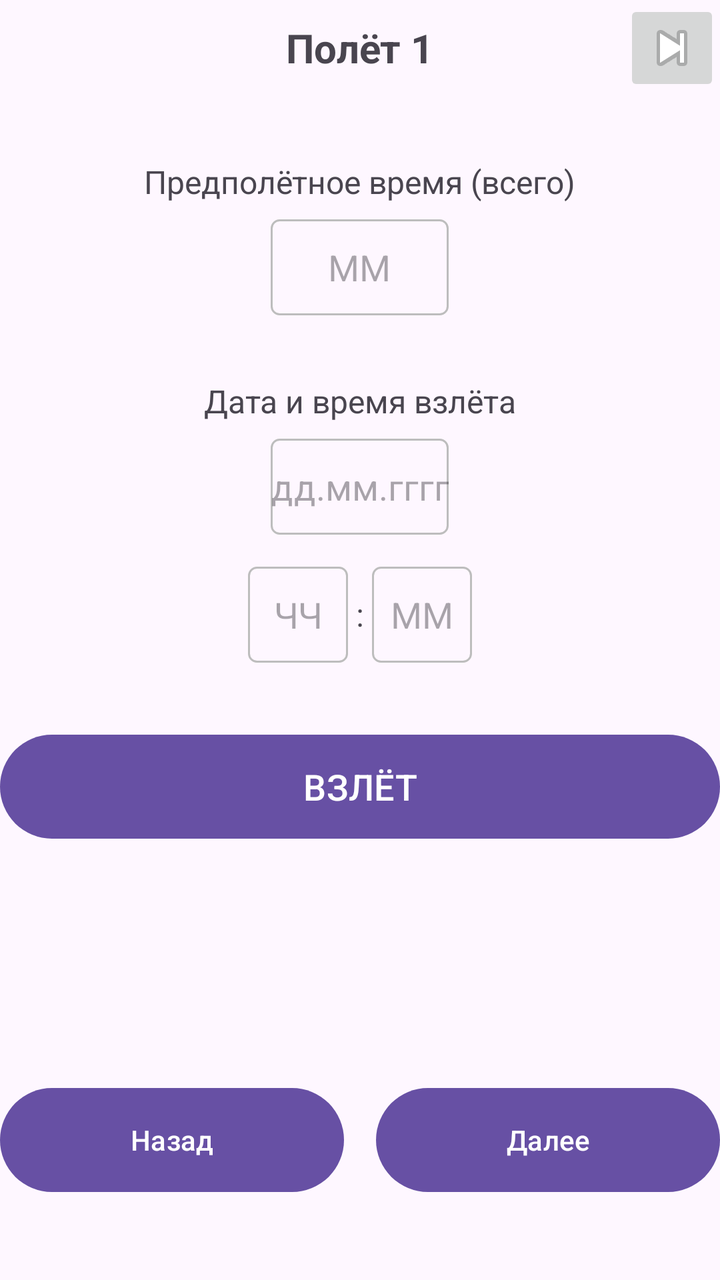
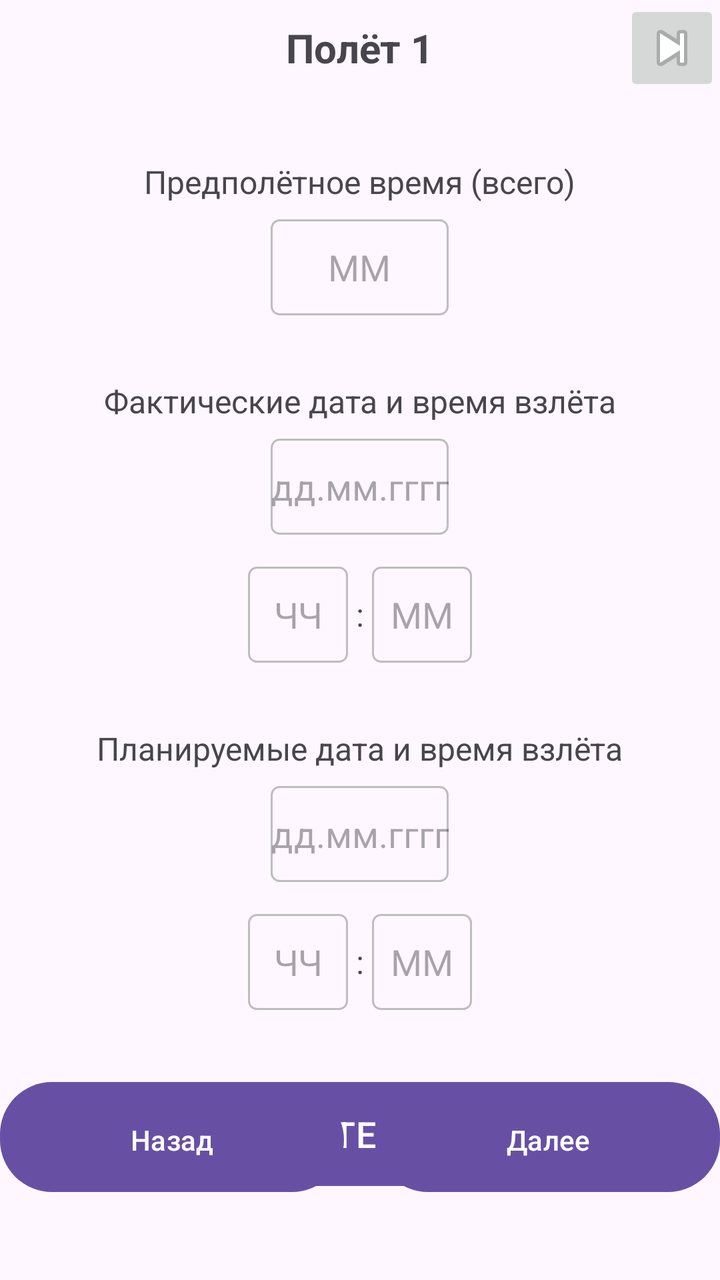

Before-and-after screenshots of an Android layout around one commit, followed by the original layout XML and the change that was made.
<!-- AndroidManifest.xml: application theme Theme.Flight_information_calculator -->
<!-- res/layout/activity_first.xml -->
<?xml version="1.0" encoding="utf-8"?>
<androidx.constraintlayout.widget.ConstraintLayout xmlns:android="http://schemas.android.com/apk/res/android"
    xmlns:app="http://schemas.android.com/apk/res-auto"
    xmlns:tools="http://schemas.android.com/tools"
    android:id="@+id/main"
    android:layout_width="match_parent"
    android:layout_height="match_parent"
    tools:context=".first">

    
    <RelativeLayout
        android:id="@+id/headerLayout"
        android:layout_width="0dp"
        android:layout_height="wrap_content"
        app:layout_constraintEnd_toEndOf="parent"
        app:layout_constraintStart_toStartOf="parent"
        app:layout_constraintTop_toTopOf="parent">

        <TextView
            android:id="@+id/flightTitle"
            android:layout_width="wrap_content"
            android:layout_height="wrap_content"
            android:layout_centerInParent="true"
            android:text="Полёт 1"
            android:textSize="20sp"
            android:textStyle="bold"/>

        <ImageButton
            android:id="@+id/btnForward"
            android:layout_width="48dp"
            android:layout_height="48dp"
            android:layout_alignParentEnd="true"
            android:src="@android:drawable/ic_media_next"
            android:contentDescription="Вперёд"/>
    </RelativeLayout>

    
    <LinearLayout
        android:id="@+id/preFlightTimeContainer"
        android:layout_width="0dp"
        android:layout_height="wrap_content"
        android:layout_marginTop="32dp"
        android:orientation="vertical"
        android:gravity="center_horizontal"
        app:layout_constraintEnd_toEndOf="parent"
        app:layout_constraintStart_toStartOf="parent"
        app:layout_constraintTop_toBottomOf="@id/headerLayout">

        <TextView
            android:layout_width="wrap_content"
            android:layout_height="wrap_content"
            android:layout_marginBottom="8dp"
            android:text="Предполётное время (всего)"
            android:textSize="16sp" />

        <LinearLayout
            android:layout_width="wrap_content"
            android:layout_height="wrap_content"
            android:orientation="horizontal"
            android:gravity="center">

            <EditText
                android:id="@+id/preFlightMinutes"
                android:layout_width="89dp"
                android:layout_height="48dp"
                android:background="@drawable/edit_text_border"
                android:gravity="center"
                android:hint="ММ"
                android:inputType="number"
                android:maxLength="2" />
        </LinearLayout>
    </LinearLayout>

    
    <LinearLayout
        android:id="@+id/takeoffDateTimeContainer"
        android:layout_width="0dp"
        android:layout_height="wrap_content"
        android:layout_marginTop="32dp"
        android:orientation="vertical"
        android:gravity="center_horizontal"
        app:layout_constraintEnd_toEndOf="parent"
        app:layout_constraintStart_toStartOf="parent"
        app:layout_constraintTop_toBottomOf="@id/preFlightTimeContainer">

        <TextView
            android:layout_width="wrap_content"
            android:layout_height="wrap_content"
            android:text="Дата и время взлёта"
            android:textSize="16sp"
            android:layout_marginBottom="8dp"/>

        
        <EditText
            android:id="@+id/takeoffDate"
            android:layout_width="wrap_content"
            android:layout_height="48dp"
            android:layout_marginBottom="16dp"
            android:hint="дд.мм.гггг"
            android:inputType="date"
            android:gravity="center"
            android:background="@drawable/edit_text_border"/>

        
        <LinearLayout
            android:layout_width="wrap_content"
            android:layout_height="wrap_content"
            android:orientation="horizontal"
            android:gravity="center">

            <EditText
                android:id="@+id/takeoffHours"
                android:layout_width="50dp"
                android:layout_height="48dp"
                android:hint="ЧЧ"
                android:inputType="number"
                android:maxLength="2"
                android:gravity="center"
                android:background="@drawable/edit_text_border"/>

            <TextView
                android:layout_width="wrap_content"
                android:layout_height="wrap_content"
                android:text=":"
                android:textSize="16sp"
                android:layout_marginHorizontal="4dp"/>

            <EditText
                android:id="@+id/takeoffMinutes"
                android:layout_width="50dp"
                android:layout_height="48dp"
                android:hint="ММ"
                android:inputType="number"
                android:maxLength="2"
                android:gravity="center"
                android:background="@drawable/edit_text_border"/>
        </LinearLayout>
    </LinearLayout>

    
    <Button
        android:id="@+id/btnTakeoff"
        android:layout_width="0dp"
        android:layout_height="60dp"
        android:layout_marginTop="32dp"
        android:text="ВЗЛЁТ"
        android:textAllCaps="false"
        android:textSize="18sp"
        app:layout_constraintEnd_toEndOf="parent"
        app:layout_constraintStart_toStartOf="parent"
        app:layout_constraintTop_toBottomOf="@id/takeoffDateTimeContainer"/>

    
    <LinearLayout
        android:id="@+id/bottomButtons"
        android:layout_width="0dp"
        android:layout_height="60dp"
        android:layout_marginBottom="40dp"
        android:orientation="horizontal"
        app:layout_constraintBottom_toBottomOf="parent"
        app:layout_constraintEnd_toEndOf="parent"
        app:layout_constraintStart_toStartOf="parent">

        <Button
            android:id="@+id/btnBackBottom"
            android:layout_width="0dp"
            android:layout_height="match_parent"
            android:layout_weight="1"
            android:layout_marginEnd="8dp"
            android:text="Назад"
            android:textAllCaps="false"/>

        <Button
            android:id="@+id/btnNext"
            android:layout_width="0dp"
            android:layout_height="match_parent"
            android:layout_weight="1"
            android:layout_marginStart="8dp"
            android:text="Далее"
            android:textAllCaps="false"/>
    </LinearLayout>

</androidx.constraintlayout.widget.ConstraintLayout>
<!-- resources referenced by this layout -->
<resources>
  <!-- drawable edit_text_border (drawable) -->
  <?xml version="1.0" encoding="utf-8"?>
  <shape xmlns:android="http://schemas.android.com/apk/res/android">
      <solid android:color="@android:color/transparent"/>
      <corners android:radius="4dp"/>
      <stroke android:width="1dp" android:color="#BDBDBD"/>
  </shape>
  <style name="Theme.Flight_information_calculator" parent="Base.Theme.Flight_information_calculator" />
  <style name="Base.Theme.Flight_information_calculator" parent="Theme.Material3.DayNight.NoActionBar">
          
          
      </style>
</resources>

<!-- the commit's change to res/layout/activity_first.xml (unified diff, before → after) -->
@@ -51,7 +51,7 @@
             android:layout_height="wrap_content"
             android:layout_marginBottom="8dp"
             android:text="Предполётное время (всего)"
-            android:textSize="16sp" />
+            android:textSize="16sp"/>
 
         <LinearLayout
             android:layout_width="wrap_content"
@@ -67,7 +67,7 @@
                 android:gravity="center"
                 android:hint="ММ"
                 android:inputType="number"
-                android:maxLength="2" />
+                android:maxLength="3"/>
         </LinearLayout>
     </LinearLayout>
 
@@ -86,7 +86,7 @@
         <TextView
             android:layout_width="wrap_content"
             android:layout_height="wrap_content"
-            android:text="Дата и время взлёта"
+            android:text="Фактические дата и время взлёта"
             android:textSize="16sp"
             android:layout_marginBottom="8dp"/>
 
@@ -138,17 +138,83 @@
     </LinearLayout>
 
     
+    <LinearLayout
+        android:id="@+id/plannedTakeoffDateTimeContainer"
+        android:layout_width="0dp"
+        android:layout_height="wrap_content"
+        android:layout_marginTop="32dp"
+        android:orientation="vertical"
+        android:gravity="center_horizontal"
+        app:layout_constraintEnd_toEndOf="parent"
+        app:layout_constraintStart_toStartOf="parent"
+        app:layout_constraintTop_toBottomOf="@id/takeoffDateTimeContainer">
+
+        <TextView
+            android:layout_width="wrap_content"
+            android:layout_height="wrap_content"
+            android:text="Планируемые дата и время взлёта"
+            android:textSize="16sp"
+            android:layout_marginBottom="8dp"/>
+
+        
+        <EditText
+            android:id="@+id/plannedTakeoffDate"
+            android:layout_width="wrap_content"
+            android:layout_height="48dp"
+            android:layout_marginBottom="16dp"
+            android:hint="дд.мм.гггг"
+            android:inputType="date"
+            android:gravity="center"
+            android:background="@drawable/edit_text_border"/>
+
+        
+        <LinearLayout
+            android:layout_width="wrap_content"
+            android:layout_height="wrap_content"
+            android:orientation="horizontal"
+            android:gravity="center">
+
+            <EditText
+                android:id="@+id/plannedTakeoffHours"
+                android:layout_width="50dp"
+                android:layout_height="48dp"
+                android:hint="ЧЧ"
+                android:inputType="number"
+                android:maxLength="2"
+                android:gravity="center"
+                android:background="@drawable/edit_text_border"/>
+
+            <TextView
+                android:layout_width="wrap_content"
+                android:layout_height="wrap_content"
+                android:text=":"
+                android:textSize="16sp"
+                android:layout_marginHorizontal="4dp"/>
+
+            <EditText
+                android:id="@+id/plannedTakeoffMinutes"
+                android:layout_width="50dp"
+                android:layout_height="48dp"
+                android:hint="ММ"
+                android:inputType="number"
+                android:maxLength="2"
+                android:gravity="center"
+                android:background="@drawable/edit_text_border"/>
+        </LinearLayout>
+    </LinearLayout>
+
+    
     <Button
         android:id="@+id/btnTakeoff"
         android:layout_width="0dp"
         android:layout_height="60dp"
         android:layout_marginTop="32dp"
-        android:text="ВЗЛЁТ"
+        android:text="УСТАНОВИТЬ ТЕКУЩЕЕ ВРЕМЯ"
         android:textAllCaps="false"
         android:textSize="18sp"
         app:layout_constraintEnd_toEndOf="parent"
         app:layout_constraintStart_toStartOf="parent"
-        app:layout_constraintTop_toBottomOf="@id/takeoffDateTimeContainer"/>
+        app:layout_constraintTop_toBottomOf="@id/plannedTakeoffDateTimeContainer"/>
 
     
     <LinearLayout
